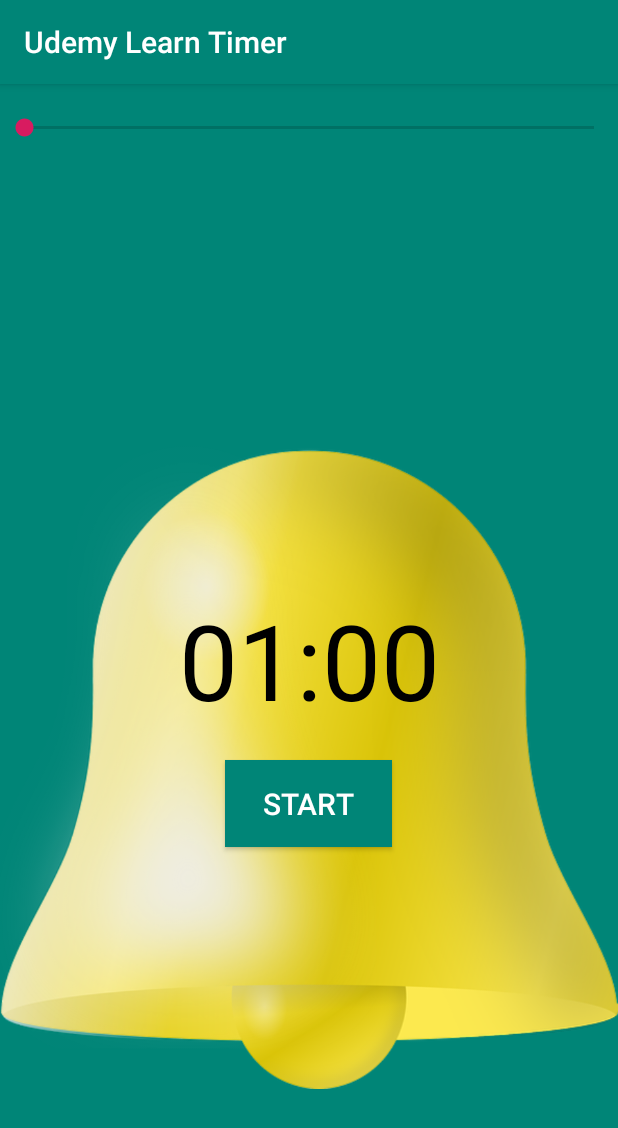
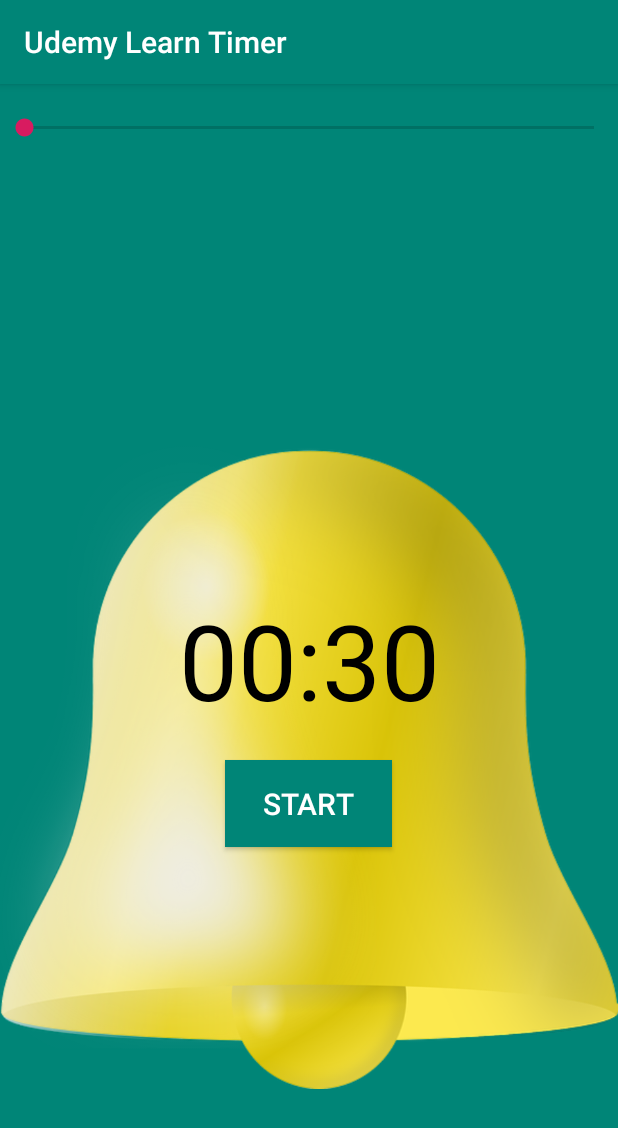
Before and after one commit to ildarsaribzhanov/LearnAndroid_Timer, an Android app: the screen it shows after launch (MainActivity), on a phone screen of 412 x 824 dp. Shown: the top 1128 px of the screen. Run offline under Robolectric (Android 15) with nearby library versions, the phone set to English and light mode, and no system bars.

Commit message:
[Add] view current timer left

```diff
--- a/app/src/main/java/com/example/udemylearntimer/MainActivity.java
+++ b/app/src/main/java/com/example/udemylearntimer/MainActivity.java
@@ -10,17 +10,28 @@ import android.widget.TextView;
 public class MainActivity extends AppCompatActivity {
 
     private static final int DEFAULT_START = 30;
-    SeekBar timerLeft;
+
+    SeekBar timerLeftBar;
     Button button;
-    TextView timerValue;
+    TextView timerValueView;
+    Integer timerVal = this.DEFAULT_START;
 
     @Override
     protected void onCreate(Bundle savedInstanceState) {
         super.onCreate(savedInstanceState);
         setContentView(R.layout.activity_main);
 
-        timerLeft = findViewById(R.id.leftTimerBar);
+        timerLeftBar = findViewById(R.id.leftTimerBar);
         button = findViewById(R.id.startBtn);
-        timerValue = findViewById(R.id.timerValue);
+        timerValueView = findViewById(R.id.timerValue);
+        viewTimerVal();
+    }
+
+    private void viewTimerVal() {
+        Integer minutes = Math.round(timerVal / 60);
+        Integer seconds = timerVal - minutes * 60;
+        String minView = String.format("%1$2s", minutes).replace(' ', '0');
+        String secView = String.format("%1$2s", seconds).replace(' ', '0');
+        timerValueView.setText(minView + ":" + secView);
     }
 }
```
